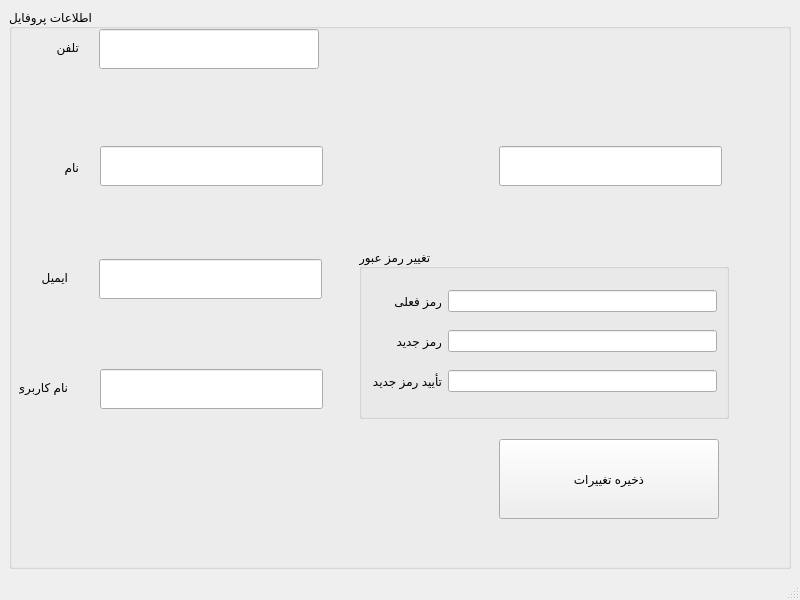
Old version of the form My_Beloved_Client/change_profile.ui in the repository HoSaiN-643/QuantumDeck.
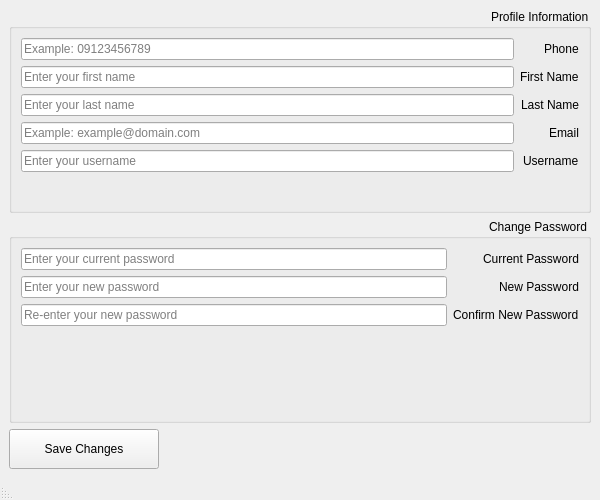
New version of the form.

Patch:
```diff
--- a/My_Beloved_Client/change_profile.ui
+++ b/My_Beloved_Client/change_profile.ui
@@ -6,194 +6,205 @@
    <rect>
     <x>0</x>
     <y>0</y>
-    <width>800</width>
-    <height>600</height>
+    <width>600</width>
+    <height>500</height>
    </rect>
   </property>
+  <property name="minimumSize">
+   <size>
+    <width>500</width>
+    <height>400</height>
+   </size>
+  </property>
   <property name="windowTitle">
-   <string>تغییر پروفایل</string>
+   <string>Change Profile</string>
+  </property>
+  <property name="layoutDirection">
+   <enum>Qt::RightToLeft</enum>
   </property>
   <widget class="QWidget" name="centralwidget">
-   <layout class="QGridLayout" name="gridLayout">
-    <item row="0" column="0">
-     <widget class="QGroupBox" name="groupBox">
+   <layout class="QVBoxLayout" name="mainLayout">
+    <item>
+     <widget class="QGroupBox" name="profileGroupBox">
       <property name="title">
-       <string>اطلاعات پروفایل</string>
+       <string>Profile Information</string>
       </property>
-      <widget class="QLabel" name="label">
-       <property name="geometry">
-        <rect>
-         <x>10</x>
-         <y>30</y>
-         <width>60</width>
-         <height>16</height>
-        </rect>
-       </property>
-       <property name="text">
-        <string>تلفن</string>
-       </property>
-      </widget>
-      <widget class="QLabel" name="label_2">
-       <property name="geometry">
-        <rect>
-         <x>10</x>
-         <y>150</y>
-         <width>60</width>
-         <height>16</height>
-        </rect>
-       </property>
-       <property name="text">
-        <string>نام</string>
-       </property>
-      </widget>
-      <widget class="QLabel" name="label_3">
-       <property name="geometry">
-        <rect>
-         <x>10</x>
-         <y>260</y>
-         <width>49</width>
-         <height>16</height>
-        </rect>
-       </property>
-       <property name="text">
-        <string>ایمیل</string>
-       </property>
-      </widget>
-      <widget class="QLabel" name="label_4">
-       <property name="geometry">
-        <rect>
-         <x>10</x>
-         <y>370</y>
-         <width>49</width>
-         <height>16</height>
-        </rect>
-       </property>
-       <property name="text">
-        <string>نام کاربری</string>
-       </property>
-      </widget>
-      <widget class="QGroupBox" name="groupBox_2">
-       <property name="geometry">
-        <rect>
-         <x>350</x>
-         <y>240</y>
-         <width>370</width>
-         <height>170</height>
-        </rect>
-       </property>
-       <property name="title">
-        <string>تغییر رمز عبور</string>
-       </property>
-       <layout class="QGridLayout" name="gridLayout_2">
-        <item row="0" column="0">
-         <widget class="QLabel" name="label_6">
-          <property name="text">
-           <string>رمز فعلی</string>
-          </property>
-         </widget>
-        </item>
-        <item row="1" column="0">
-         <widget class="QLabel" name="label_8">
-          <property name="text">
-           <string>رمز جدید</string>
-          </property>
-         </widget>
-        </item>
-        <item row="2" column="0">
-         <widget class="QLabel" name="label_7">
-          <property name="text">
-           <string>تأیید رمز جدید</string>
-          </property>
-         </widget>
-        </item>
-        <item row="0" column="1">
-         <widget class="QLineEdit" name="current_password_lineEdit">
-          <property name="echoMode">
-           <enum>QLineEdit::Password</enum>
-          </property>
-         </widget>
-        </item>
-        <item row="1" column="1">
-         <widget class="QLineEdit" name="new_password_lineEdit">
-          <property name="echoMode">
-           <enum>QLineEdit::Password</enum>
-          </property>
-         </widget>
-        </item>
-        <item row="2" column="1">
-         <widget class="QLineEdit" name="confirm_new_password_lineEdit">
-          <property name="echoMode">
-           <enum>QLineEdit::Password</enum>
-          </property>
-         </widget>
-        </item>
-       </layout>
-      </widget>
-      <widget class="QPushButton" name="save_button">
-       <property name="geometry">
-        <rect>
-         <x>490</x>
-         <y>430</y>
-         <width>220</width>
-         <height>80</height>
-        </rect>
-       </property>
-       <property name="text">
-        <string>ذخیره تغییرات</string>
-       </property>
-      </widget>
-      <widget class="QLineEdit" name="phone_lineEdit">
-       <property name="geometry">
-        <rect>
-         <x>90</x>
-         <y>20</y>
-         <width>220</width>
-         <height>40</height>
-        </rect>
-       </property>
-      </widget>
-      <widget class="QLineEdit" name="firstname_lineEdit">
-       <property name="geometry">
-        <rect>
-         <x>91</x>
-         <y>137</y>
-         <width>223</width>
-         <height>40</height>
-        </rect>
-       </property>
-      </widget>
-      <widget class="QLineEdit" name="lastname_lineEdit">
-       <property name="geometry">
-        <rect>
-         <x>490</x>
-         <y>137</y>
-         <width>223</width>
-         <height>40</height>
-        </rect>
-       </property>
-      </widget>
-      <widget class="QLineEdit" name="email_lineEdit">
-       <property name="geometry">
-        <rect>
-         <x>90</x>
-         <y>250</y>
-         <width>223</width>
-         <height>40</height>
-        </rect>
-       </property>
-      </widget>
-      <widget class="QLineEdit" name="username_lineEdit">
-       <property name="geometry">
-        <rect>
-         <x>91</x>
-         <y>360</y>
-         <width>223</width>
-         <height>40</height>
-        </rect>
-       </property>
-      </widget>
+      <layout class="QFormLayout" name="profileFormLayout">
+       <item row="0" column="0">
+        <widget class="QLabel" name="phoneLabel">
+         <property name="text">
+          <string>Phone</string>
+         </property>
+        </widget>
+       </item>
+       <item row="0" column="1">
+        <widget class="QLineEdit" name="phone_lineEdit">
+         <property name="placeholderText">
+          <string>Example: 09123456789</string>
+         </property>
+         <property name="inputMask">
+          <string>09999999999</string>
+         </property>
+         <property name="toolTip">
+          <string>Enter an 11-digit phone number</string>
+         </property>
+        </widget>
+       </item>
+       <item row="1" column="0">
+        <widget class="QLabel" name="firstnameLabel">
+         <property name="text">
+          <string>First Name</string>
+         </property>
+        </widget>
+       </item>
+       <item row="1" column="1">
+        <widget class="QLineEdit" name="firstname_lineEdit">
+         <property name="placeholderText">
+          <string>Enter your first name</string>
+         </property>
+        </widget>
+       </item>
+       <item row="2" column="0">
+        <widget class="QLabel" name="lastnameLabel">
+         <property name="text">
+          <string>Last Name</string>
+         </property>
+        </widget>
+       </item>
+       <item row="2" column="1">
+        <widget class="QLineEdit" name="lastname_lineEdit">
+         <property name="placeholderText">
+          <string>Enter your last name</string>
+         </property>
+        </widget>
+       </item>
+       <item row="3" column="0">
+        <widget class="QLabel" name="emailLabel">
+         <property name="text">
+          <string>Email</string>
+         </property>
+        </widget>
+       </item>
+       <item row="3" column="1">
+        <widget class="QLineEdit" name="email_lineEdit">
+         <property name="placeholderText">
+          <string>Example: example@domain.com</string>
+         </property>
+         <property name="toolTip">
+          <string>Enter a valid email address</string>
+         </property>
+        </widget>
+       </item>
+       <item row="4" column="0">
+        <widget class="QLabel" name="usernameLabel">
+         <property name="text">
+          <string>Username</string>
+         </property>
+        </widget>
+       </item>
+       <item row="4" column="1">
+        <widget class="QLineEdit" name="username_lineEdit">
+         <property name="placeholderText">
+          <string>Enter your username</string>
+         </property>
+        </widget>
+       </item>
+      </layout>
      </widget>
     </item>
+    <item>
+     <widget class="QGroupBox" name="passwordGroupBox">
+      <property name="title">
+       <string>Change Password</string>
+      </property>
+      <layout class="QFormLayout" name="passwordFormLayout">
+       <item row="0" column="0">
+        <widget class="QLabel" name="currentPasswordLabel">
+         <property name="text">
+          <string>Current Password</string>
+         </property>
+        </widget>
+       </item>
+       <item row="0" column="1">
+        <widget class="QLineEdit" name="current_password_lineEdit">
+         <property name="echoMode">
+          <enum>QLineEdit::Password</enum>
+         </property>
+         <property name="placeholderText">
+          <string>Enter your current password</string>
+         </property>
+        </widget>
+       </item>
+       <item row="1" column="0">
+        <widget class="QLabel" name="newPasswordLabel">
+         <property name="text">
+          <string>New Password</string>
+         </property>
+        </widget>
+       </item>
+       <item row="1" column="1">
+        <widget class="QLineEdit" name="new_password_lineEdit">
+         <property name="echoMode">
+          <enum>QLineEdit::Password</enum>
+         </property>
+         <property name="placeholderText">
+          <string>Enter your new password</string>
+         </property>
+        </widget>
+       </item>
+       <item row="2" column="0">
+        <widget class="QLabel" name="confirmPasswordLabel">
+         <property name="text">
+          <string>Confirm New Password</string>
+         </property>
+        </widget>
+       </item>
+       <item row="2" column="1">
+        <widget class="QLineEdit" name="confirm_new_password_lineEdit">
+         <property name="echoMode">
+          <enum>QLineEdit::Password</enum>
+         </property>
+         <property name="placeholderText">
+          <string>Re-enter your new password</string>
+         </property>
+        </widget>
+       </item>
+      </layout>
+     </widget>
+    </item>
+    <item>
+     <layout class="QHBoxLayout" name="buttonLayout">
+      <item>
+       <spacer name="horizontalSpacer">
+        <property name="orientation">
+         <enum>Qt::Horizontal</enum>
+        </property>
+        <property name="sizeHint">
+         <size>
+          <width>40</width>
+          <height>20</height>
+         </size>
+        </property>
+       </spacer>
+      </item>
+      <item>
+       <widget class="QPushButton" name="save_button">
+        <property name="text">
+         <string>Save Changes</string>
+        </property>
+        <property name="minimumSize">
+         <size>
+          <width>150</width>
+          <height>40</height>
+         </size>
+        </property>
+        <property name="toolTip">
+         <string>Save profile changes</string>
+        </property>
+       </widget>
+      </item>
+     </layout>
+    </item>
    </layout>
   </widget>
   <widget class="QMenuBar" name="menubar">
```
Left out of the diff: 10 changed lines with no effect on the pictures.
